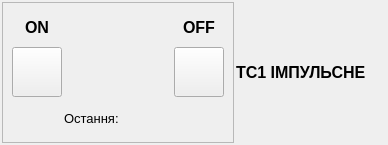
Goodjamp/Mdio, file tccontrol.ui: the form before one commit.
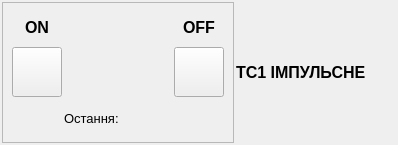
The form after the commit.

Patch:
```diff
--- a/tccontrol.ui
+++ b/tccontrol.ui
@@ -314,7 +314,7 @@
     <widget class="QLabel" name="lTcName">
      <property name="minimumSize">
       <size>
-       <width>140</width>
+       <width>160</width>
        <height>50</height>
       </size>
      </property>
```
